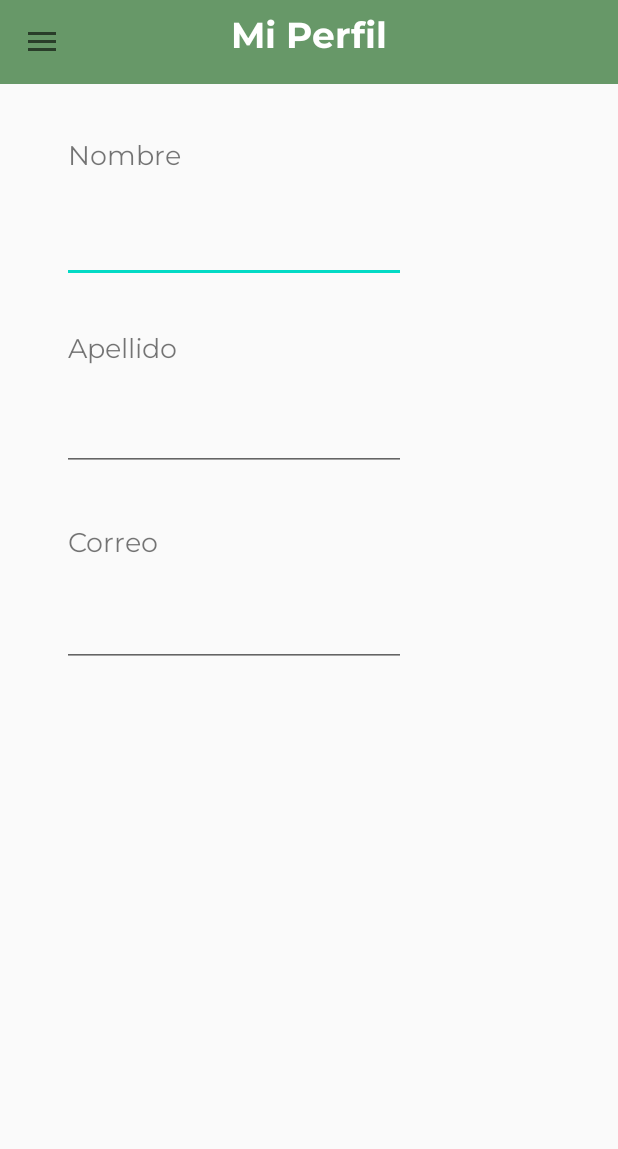
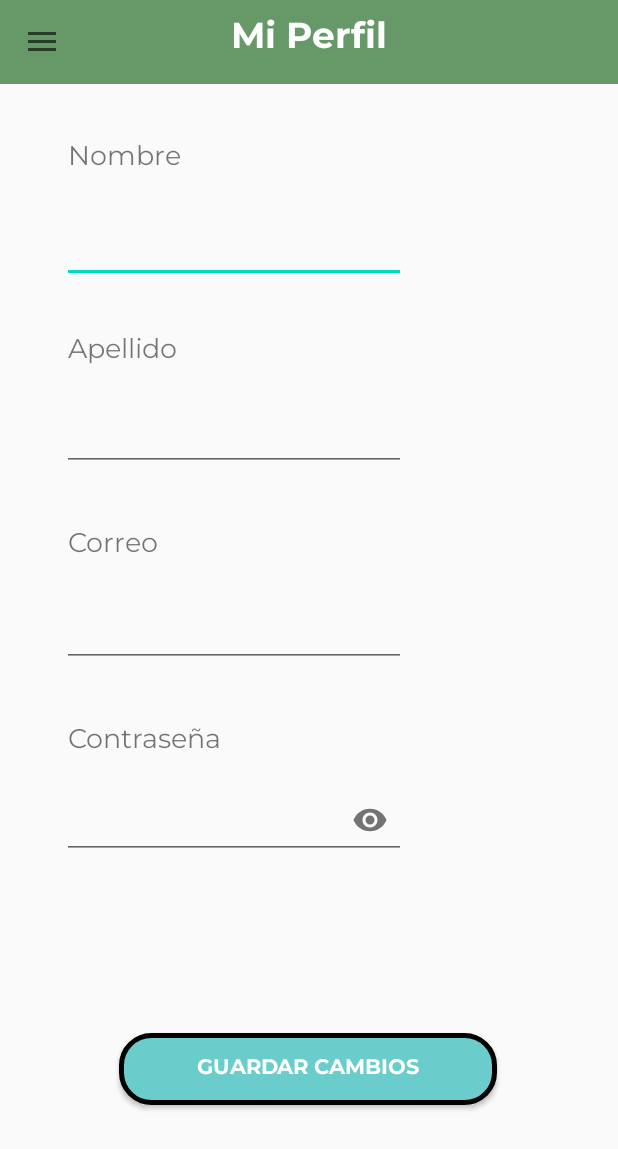
Before and after one commit to vaorozco/App-Web-Ingles, an Android app: the MiPerfil screen opened directly, with no data from a screen before it, on a phone screen of 412 x 824 dp. Shown: the top 1149 px of the screen. Run offline under Robolectric (Android 15) with nearby library versions, the phone set to English and light mode, and no system bars.

Commit message:
Arreglo de Interfaz en Mi Perfil

```diff
--- a/Proyecto/app/src/main/java/com/example/proyecto/MiPerfil.java
+++ b/Proyecto/app/src/main/java/com/example/proyecto/MiPerfil.java
@@ -25,12 +25,13 @@ import java.sql.SQLException;
 import static android.text.TextUtils.isEmpty;
 import static com.example.proyecto.ConnectionHelper.conexionBD;
 
-public class MiPerfil extends AppCompatActivity implements NavigationView.OnNavigationItemSelectedListener{
+public class MiPerfil extends AppCompatActivity implements NavigationView.OnNavigationItemSelectedListener, View.OnClickListener {
 
         DrawerLayout drawerLayout;
         NavigationView navigationView;
         Toolbar toolbar;
-        TextView textView, nombre, apellido, correo;//, contraseña;
+        TextView textView, nombre, apellido, correo, contraseña;
+        Button guardarCambios;
         //Button modificarPerfil;
         //String nombreModificado, apellidoModificado, contraseñaModificada;
 
@@ -44,7 +45,9 @@ public class MiPerfil extends AppCompatActivity implements NavigationView.OnNavi
         nombre = findViewById(R.id.nombrePerfil);
         apellido = findViewById(R.id.apellidoPerfil);
         correo = findViewById(R.id.correoPerfil);
-        //contraseña = findViewById(R.id.contraseñaPerfil);
+        contraseña = findViewById(R.id.contraseñaPerfil2);
+        guardarCambios = findViewById(R.id.modificarPerfil);
+        guardarCambios.setOnClickListener(this);
         /*-------------------------------------Toolbar-------------------------------------*/
         //setSupportActionBar(toolbar);
         navigationView.bringToFront();
@@ -60,8 +63,23 @@ public class MiPerfil extends AppCompatActivity implements NavigationView.OnNavi
         nombre.setText(usuario.getNombre()); //nombre del usuario registrado
         apellido.setText(usuario.getApellido()); //nombre del usuario registrado
         correo.setText(usuario.getCorreo()); //nombre del usuario registrado
-        //contraseña.setText(usuario.getContraseña()); //nombre del usuario registrado
+        contraseña.setText(usuario.getContraseña()); //nombre del usuario registrado
     }
+
+    @Override
+    public void onClick(View v) {
+        if(v.getId()==R.id.modificarPerfil){
+            Usuario usuario = new Usuario();
+            usuario.setNombre(nombre.getText().toString());
+            usuario.setApellido(apellido.getText().toString());
+            usuario.setCorreo(correo.getText().toString());
+            usuario.setContraseña(contraseña.getText().toString());
+            Toast.makeText(this,"Se han realizado los cambios",Toast.LENGTH_SHORT).show();
+            Intent intent = new Intent(this, MenuPrincipal.class);
+            startActivity(intent);
+        }
+    }
+
     @Override
     public void onBackPressed(){
         if(drawerLayout.isDrawerOpen(GravityCompat.START)){
@@ -89,6 +107,4 @@ public class MiPerfil extends AppCompatActivity implements NavigationView.OnNavi
         drawerLayout.closeDrawer(GravityCompat.START);
         return true;
     }
-
-
 }
--- a/Proyecto/app/src/main/res/layout/activity_mi_perfil.xml
+++ b/Proyecto/app/src/main/res/layout/activity_mi_perfil.xml
@@ -15,6 +15,7 @@
         android:layout_width="wrap_content"
         android:layout_height="match_parent"
         android:layout_gravity="start"
+        android:visibility="gone"
         app:headerLayout="@layout/header2"
         app:menu="@menu/main_menu2" />
 
@@ -46,8 +47,8 @@
 
             <TextView
                 android:id="@+id/textView32"
-                android:layout_width="95dp"
-                android:layout_height="29dp"
+                android:layout_width="121dp"
+                android:layout_height="30dp"
                 android:layout_marginStart="45dp"
                 android:layout_marginLeft="45dp"
                 android:layout_marginTop="36dp"
@@ -56,7 +57,6 @@
                 android:fontFamily="@font/montserrat"
                 android:text="Contraseña"
                 android:textSize="18sp"
-                android:visibility="gone"
                 app:layout_constraintEnd_toEndOf="parent"
                 app:layout_constraintHorizontal_bias="0.0"
                 app:layout_constraintStart_toStartOf="parent"
@@ -184,14 +184,13 @@
                 android:fontFamily="@font/montserrat_bold"
                 android:text="Guardar Cambios"
                 android:textColor="#FFFFFF"
-                android:visibility="gone"
                 app:layout_constraintBottom_toBottomOf="parent"
                 app:layout_constraintEnd_toEndOf="parent"
                 app:layout_constraintHorizontal_bias="0.0"
                 app:layout_constraintStart_toStartOf="parent"
                 app:layout_constraintTop_toBottomOf="@+id/contraseñaPerfil" />
 
-            <EditText
+            <!--<EditText
                     android:id="@+id/contraseñaPerfil"
                     android:layout_width="0dp"
                     android:layout_height="45dp"
@@ -203,10 +202,37 @@
                     android:ems="10"
                     android:fontFamily="@font/montserrat"
                     android:inputType="textPassword"
-                android:visibility="gone"
                     app:layout_constraintEnd_toEndOf="parent"
                     app:layout_constraintStart_toStartOf="parent"
-                app:layout_constraintTop_toBottomOf="@+id/textView32" />
+                    app:layout_constraintTop_toBottomOf="@+id/textView32"/>
+-->
+            <com.google.android.material.textfield.TextInputLayout
+                android:id="@+id/contraseñaPerfil"
+                android:layout_width="0dp"
+                android:layout_height="62dp"
+                android:layout_marginStart="41dp"
+                android:layout_marginLeft="41dp"
+                android:layout_marginEnd="141dp"
+                android:layout_marginRight="141dp"
+                android:layout_marginBottom="32dp"
+                app:layout_constraintBottom_toTopOf="@+id/modificarPerfil"
+                app:layout_constraintEnd_toEndOf="parent"
+                app:layout_constraintHorizontal_bias="0.232"
+                app:layout_constraintStart_toStartOf="parent"
+                app:layout_constraintTop_toBottomOf="@+id/textView32"
+                app:passwordToggleEnabled="true">
+
+                <com.google.android.material.textfield.TextInputEditText
+                    android:id="@+id/contraseñaPerfil2"
+                    android:layout_width="match_parent"
+                    android:layout_height="match_parent"
+                    android:ems="10"
+                    android:fontFamily="@font/montserrat"
+                    android:inputType="textPassword"
+                    android:textSize="20dp" />
+
+            </com.google.android.material.textfield.TextInputLayout>
+
 
         </androidx.constraintlayout.widget.ConstraintLayout>
     </ScrollView>
```
Lines whose indentation alone changed are shown as unchanged.
